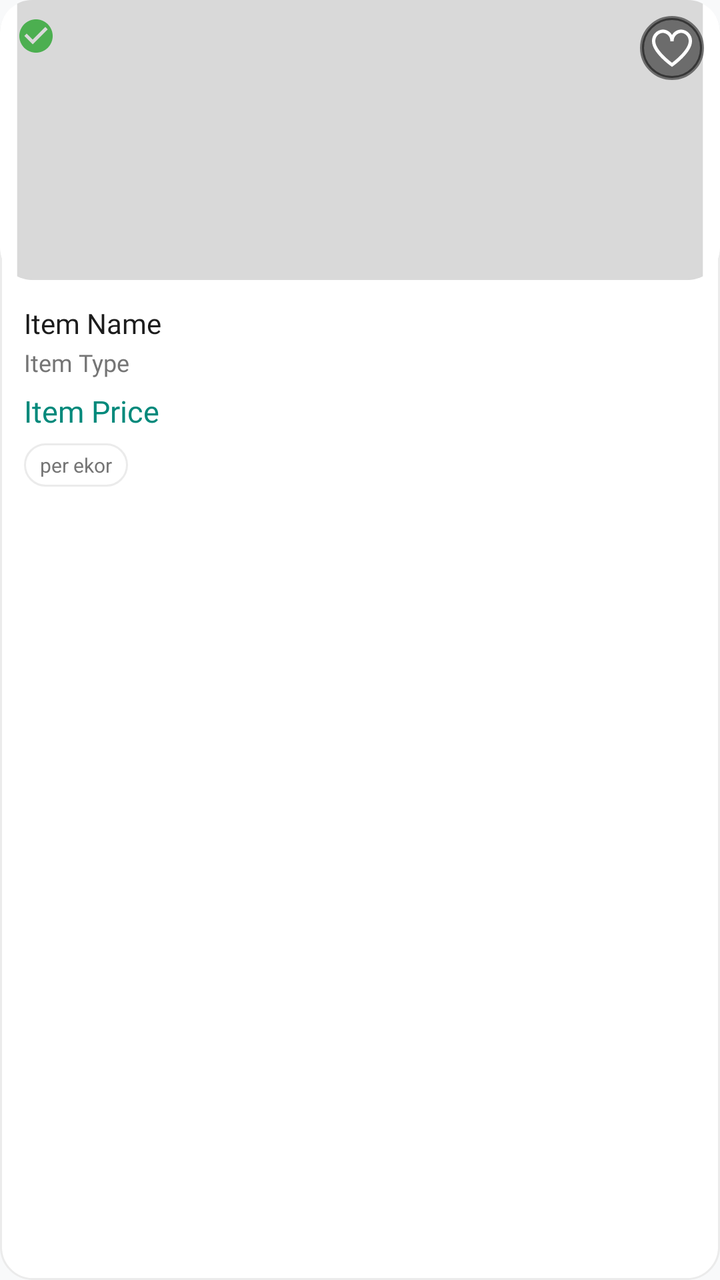
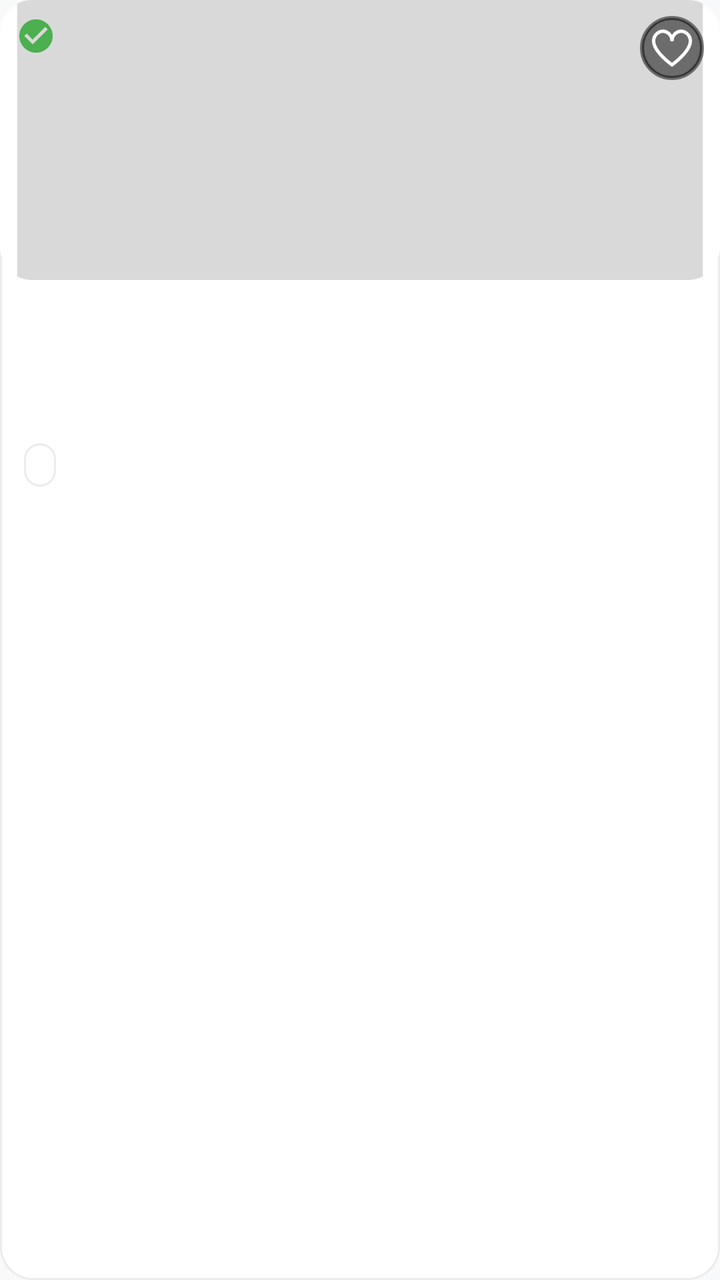

Compare the two renders of this Android layout. The source of the first and the diff that turns it into the second are given below.
<!-- AndroidManifest.xml: application theme Theme.GuppyMarketIDN -->
<!-- res/layout/grid_item.xml -->
<?xml version="1.0" encoding="utf-8"?>
<LinearLayout
    xmlns:android="http://schemas.android.com/apk/res/android"
    xmlns:app="http://schemas.android.com/apk/res-auto"
    android:id="@+id/button_view_detail"
    android:layout_width="match_parent"
    android:layout_height="wrap_content"
    android:orientation="vertical"
    android:background="@drawable/bg_border_card"
    android:layout_margin="8dp"
    android:clickable="true"
    android:focusable="true">

    <FrameLayout
        android:layout_width="match_parent"
        android:layout_height="140dp">

        <androidx.cardview.widget.CardView
            android:layout_width="match_parent"
            android:layout_height="match_parent"
            app:cardCornerRadius="16dp"
            app:cardElevation="0dp">
            <ImageView
                android:id="@+id/item_image"
                android:layout_width="match_parent"
                android:layout_height="match_parent"
                android:scaleType="centerCrop"
                android:src="@drawable/bg_image_grid" />
        </androidx.cardview.widget.CardView>

        <ImageView
            android:layout_width="32dp"
            android:layout_height="32dp"
            android:layout_gravity="top|end"
            android:layout_marginTop="8dp"
            android:layout_marginEnd="8dp"
            android:background="@drawable/bg_circle_image"
            android:backgroundTint="#80000000"
            android:src="@drawable/fi_rs_heart"
            app:tint="@color/white"
            android:padding="6dp"
            android:scaleType="fitCenter"/>

        <ImageView
            android:layout_width="20dp"
            android:layout_height="20dp"
            android:layout_gravity="top|start"
            android:layout_marginTop="8dp"
            android:layout_marginStart="8dp"
            android:src="@drawable/ic_verified_badge" />
    </FrameLayout>

    <LinearLayout
        android:layout_width="match_parent"
        android:layout_height="wrap_content"
        android:orientation="vertical"
        android:padding="12dp">

        <TextView
            android:id="@+id/nameProductGrid"
            android:layout_width="match_parent"
            android:layout_height="wrap_content"
            android:fontFamily="@font/inter_semi_bold"
            android:text="Item Name"
            android:textSize="14sp"
            android:maxLines="2"
            android:ellipsize="end"
            android:textColor="@color/guppy_text_black" />

        <TextView
            android:id="@+id/showTypeGrid"
            android:layout_width="match_parent"
            android:layout_height="wrap_content"
            android:fontFamily="@font/inter_regular"
            android:text="Item Type"
            android:textSize="12sp"
            android:layout_marginTop="2dp"
            android:textColor="@color/guppy_text_gray" />

        <TextView
            android:id="@+id/showPriceGrid"
            android:layout_width="match_parent"
            android:layout_height="wrap_content"
            android:fontFamily="@font/inter_semi_bold"
            android:text="Item Price"
            android:textSize="15sp"
            android:layout_marginTop="6dp"
            android:textColor="@color/guppy_primary" />

        <TextView
            android:layout_width="wrap_content"
            android:layout_height="wrap_content"
            android:background="@drawable/bg_rounded_unselected"
            android:text="per ekor"
            android:textSize="10sp"
            android:textColor="@color/guppy_text_gray"
            android:layout_marginTop="6dp"
            android:paddingHorizontal="8dp"
            android:paddingVertical="4dp"/>
    </LinearLayout>
</LinearLayout>
<!-- resources referenced by this layout -->
<resources>
  <color name="guppy_primary">#00897B</color>
  <color name="guppy_text_black">#1C1C1C</color>
  <color name="guppy_text_gray">#757575</color>
  <color name="white">#FFFFFFFF</color>
  <!-- drawable bg_border_card (drawable) -->
  <?xml version="1.0" encoding="utf-8"?>
  <shape xmlns:android="http://schemas.android.com/apk/res/android">
      <solid android:color="@color/guppy_card_bg" />
      <stroke android:width="1dp" android:color="@color/guppy_stroke" />
      <corners android:radius="16dp" />
  </shape>
  <!-- drawable bg_circle_image (drawable) -->
  <?xml version="1.0" encoding="utf-8"?>
  <shape xmlns:android="http://schemas.android.com/apk/res/android" android:shape="oval">
      <solid android:color="@color/guppy_stroke" />
      <stroke android:width="2dp" android:color="@color/guppy_primary" />
  </shape>
  <!-- drawable bg_image_grid (drawable) -->
  <vector xmlns:android="http://schemas.android.com/apk/res/android"
      android:width="168dp"
      android:height="168dp"
      android:viewportWidth="168"
      android:viewportHeight="168">
    <path
        android:pathData="M9,0L159,0A5,5 0,0 1,164 5L164,155A5,5 0,0 1,159 160L9,160A5,5 0,0 1,4 155L4,5A5,5 0,0 1,9 0z"
        android:fillColor="#D9D9D9"/>
  </vector>
  <!-- drawable bg_rounded_unselected (drawable) -->
  <?xml version="1.0" encoding="utf-8"?>
  <shape xmlns:android="http://schemas.android.com/apk/res/android">
      <solid android:color="@color/guppy_card_bg" />
      <stroke android:width="1dp" android:color="@color/guppy_stroke" />
      <corners android:radius="12dp" />
  </shape>
  <!-- drawable fi_rs_heart (drawable) -->
  <vector xmlns:android="http://schemas.android.com/apk/res/android"
      android:width="20dp"
      android:height="20dp"
      android:viewportWidth="20"
      android:viewportHeight="20">
    <group>
      <clip-path
          android:pathData="M0,0h20v20h-20z"/>
      <path
          android:pathData="M14.583,0.764C13.645,0.779 12.727,1.041 11.922,1.524C11.118,2.006 10.455,2.693 10,3.514C9.546,2.693 8.883,2.006 8.078,1.524C7.273,1.041 6.355,0.779 5.417,0.764C3.921,0.829 2.512,1.484 1.497,2.584C0.482,3.685 -0.056,5.143 0,6.639C0,12.285 9.13,18.806 9.519,19.083L10,19.423L10.482,19.083C10.87,18.808 20,12.285 20,6.639C20.057,5.143 19.519,3.685 18.504,2.584C17.489,1.484 16.079,0.829 14.583,0.764ZM10,17.372C7.289,15.347 1.667,10.372 1.667,6.639C1.61,5.585 1.972,4.551 2.675,3.762C3.377,2.974 4.363,2.495 5.417,2.431C6.471,2.495 7.457,2.974 8.159,3.762C8.862,4.551 9.224,5.585 9.167,6.639H10.833C10.777,5.585 11.139,4.551 11.841,3.762C12.544,2.974 13.53,2.495 14.583,2.431C15.637,2.495 16.623,2.974 17.326,3.762C18.028,4.551 18.39,5.585 18.333,6.639C18.333,10.373 12.711,15.347 10,17.372Z"
          android:fillColor="#374957"/>
    </group>
  </vector>
  <!-- drawable ic_verified_badge (drawable) -->
  <vector xmlns:android="http://schemas.android.com/apk/res/android"
      android:width="16dp"
      android:height="16dp"
      android:viewportWidth="24"
      android:viewportHeight="24">
    <path
        android:fillColor="#4CAF50"
        android:pathData="M12,2C6.48,2 2,6.48 2,12s4.48,10 10,10 10,-4.48 10,-10S17.52,2 12,2zM10,17l-5,-5 1.41,-1.41L10,14.17l7.59,-7.59L19,8l-9,9z"/>
  </vector>
  <style name="Theme.GuppyMarketIDN" parent="Base.Theme.GuppyMarketIDN" />
  <color name="guppy_card_bg">#FFFFFF</color>
  <color name="guppy_stroke">#EBEBEB</color>
  <style name="Base.Theme.GuppyMarketIDN" parent="Theme.Material3.Light.NoActionBar">
          <item name="colorPrimary">@color/guppy_primary</item>
          <item name="colorOnPrimary">@color/white</item>
          <item name="android:textColorPrimary">@color/guppy_text_black</item>
          <item name="android:textColorSecondary">@color/guppy_text_gray</item>
          <item name="android:windowBackground">@color/guppy_background</item>
      </style>
  <color name="guppy_background">#F8F9FA</color>
</resources>

<!-- the commit's change to res/layout/grid_item.xml (unified diff, before → after) -->
@@ -61,7 +61,7 @@
             android:layout_width="match_parent"
             android:layout_height="wrap_content"
             android:fontFamily="@font/inter_semi_bold"
-            android:text="Item Name"
+            android:text=""
             android:textSize="14sp"
             android:maxLines="2"
             android:ellipsize="end"
@@ -72,8 +72,10 @@
             android:layout_width="match_parent"
             android:layout_height="wrap_content"
             android:fontFamily="@font/inter_regular"
-            android:text="Item Type"
+            android:text=""
             android:textSize="12sp"
+            android:maxLines="1"
+            android:ellipsize="end"
             android:layout_marginTop="2dp"
             android:textColor="@color/guppy_text_gray" />
 
@@ -82,16 +84,17 @@
             android:layout_width="match_parent"
             android:layout_height="wrap_content"
             android:fontFamily="@font/inter_semi_bold"
-            android:text="Item Price"
+            android:text=""
             android:textSize="15sp"
             android:layout_marginTop="6dp"
             android:textColor="@color/guppy_primary" />
 
         <TextView
+            android:id="@+id/tvUnitGrid"
             android:layout_width="wrap_content"
             android:layout_height="wrap_content"
             android:background="@drawable/bg_rounded_unselected"
-            android:text="per ekor"
+            android:text=""
             android:textSize="10sp"
             android:textColor="@color/guppy_text_gray"
             android:layout_marginTop="6dp"
